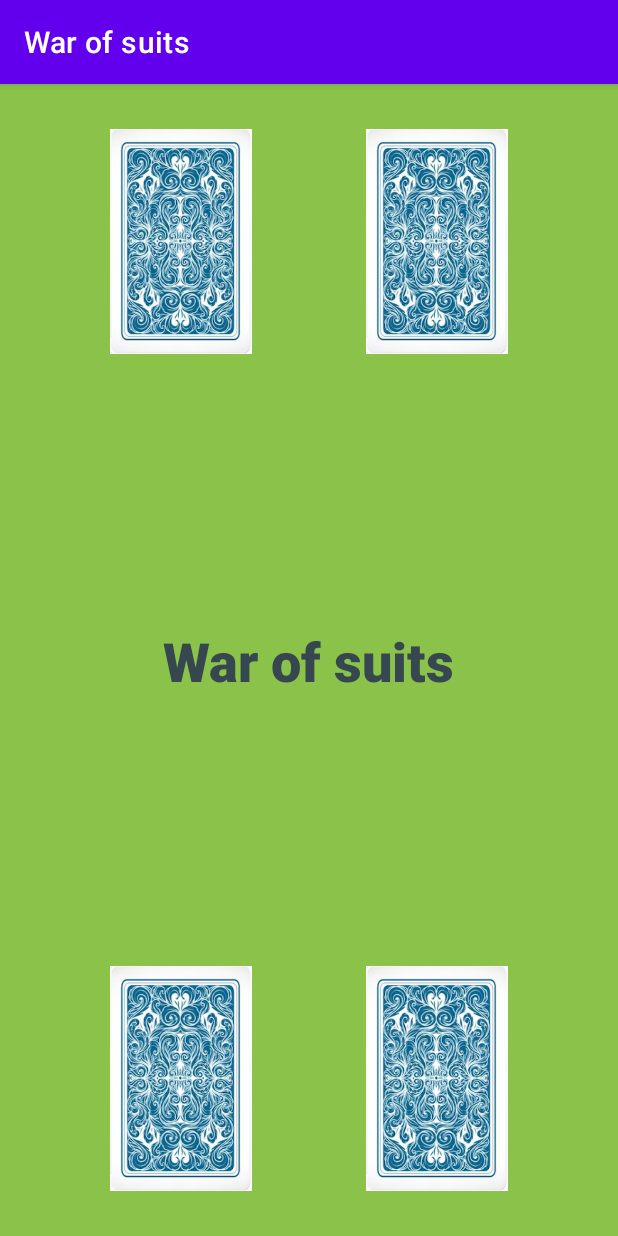
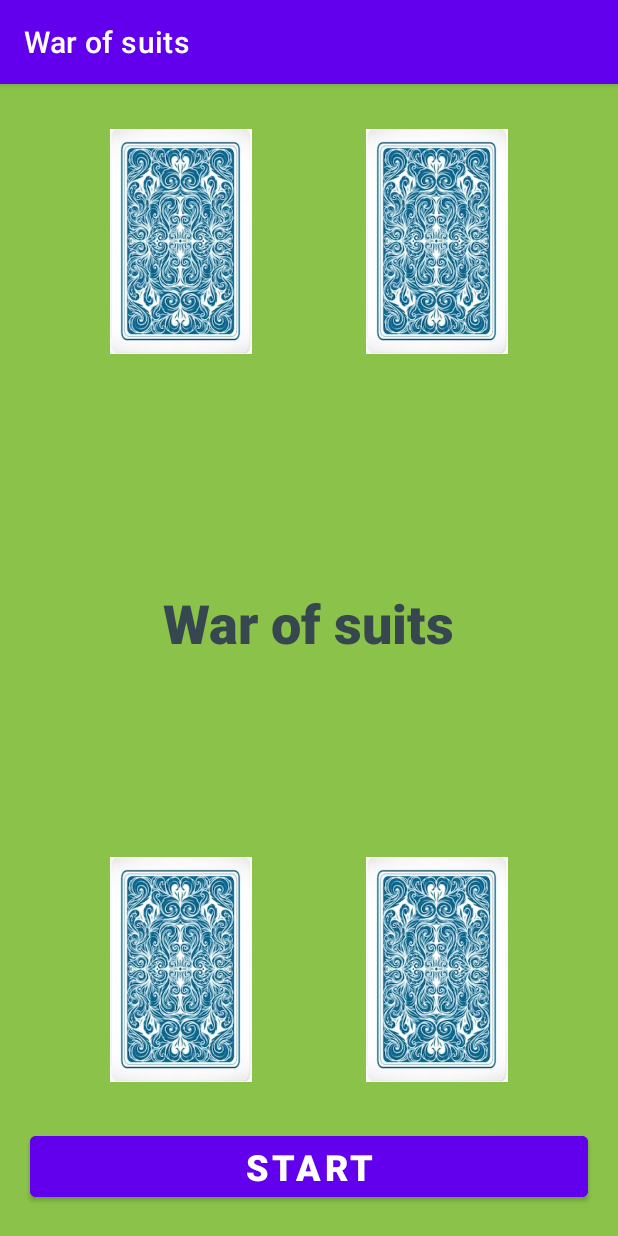
Before and after one commit to Puit/War-of-Suits-Josep-Puit, an Android app: the screen it shows after launch (MainActivity), after a tap on "START", on a phone screen of 412 x 824 dp. Run offline under Robolectric (Android 15) with nearby library versions, the phone set to English and light mode, and no system bars; our stand-ins replace data binding.

Commit message:
Add reset button

```diff
--- a/app/src/main/res/layout/fragment_game.xml
+++ b/app/src/main/res/layout/fragment_game.xml
@@ -58,7 +58,7 @@
                 android:id="@+id/game_score_board"
                 android:layout_width="match_parent"
                 android:layout_height="wrap_content"
-                android:visibility="gone"
+                android:visibility="invisible"
                 app:SC_left_score="0"
                 app:SC_left_title="@string/opponent"
                 app:SC_right_score="0"
@@ -66,14 +66,13 @@
 
         </androidx.appcompat.widget.LinearLayoutCompat>
 
-
         <ImageView
             android:id="@+id/game_my_profits"
             android:layout_width="100dp"
             android:layout_height="150dp"
             android:layout_marginBottom="30dp"
             android:src="@drawable/back"
-            app:layout_constraintBottom_toBottomOf="parent"
+            app:layout_constraintBottom_toTopOf="@+id/game_play_btn"
             app:layout_constraintEnd_toStartOf="@+id/game_my_lot"
             app:layout_constraintStart_toStartOf="parent" />
 
@@ -83,7 +82,7 @@
             android:layout_height="150dp"
             android:layout_marginBottom="30dp"
             android:src="@drawable/back"
-            app:layout_constraintBottom_toBottomOf="parent"
+            app:layout_constraintBottom_toTopOf="@+id/game_play_btn"
             app:layout_constraintEnd_toEndOf="parent"
             app:layout_constraintStart_toEndOf="@+id/game_my_profits" />
 
@@ -93,8 +92,34 @@
             android:layout_height="150dp"
             android:layout_marginBottom="30dp"
             android:src="@drawable/back"
+            app:layout_constraintBottom_toTopOf="@+id/game_play_btn"
+            app:layout_constraintEnd_toEndOf="parent"
+            app:layout_constraintStart_toEndOf="@+id/game_my_profits" />
+
+        <com.google.android.material.button.MaterialButton
+            android:id="@+id/game_play_btn"
+            style="@style/bold.white.24"
+            android:layout_width="0dp"
+            android:layout_height="wrap_content"
+            android:layout_marginHorizontal="20dp"
+            android:backgroundTint="@color/purple_500"
+            android:text="@string/start"
+            app:layout_constraintBottom_toTopOf="@+id/game_reset_btn"
+            app:layout_constraintEnd_toEndOf="parent"
+            app:layout_constraintStart_toStartOf="parent"
+            app:layout_goneMarginBottom="20dp" />
+
+        <com.google.android.material.button.MaterialButton
+            android:id="@+id/game_reset_btn"
+            style="@style/bold.white.24"
+            android:layout_width="0dp"
+            android:layout_height="wrap_content"
+            android:layout_margin="20dp"
+            android:visibility="gone"
+            android:backgroundTint="@color/background_red"
+            android:text="@string/reset"
             app:layout_constraintBottom_toBottomOf="parent"
             app:layout_constraintEnd_toEndOf="parent"
-            app:layout_constraintStart_toEndOf="@+id/game_my_profits" />
+            app:layout_constraintStart_toStartOf="parent" />
     </androidx.constraintlayout.widget.ConstraintLayout>
 </layout>
--- a/app/src/main/res/values/strings.xml
+++ b/app/src/main/res/values/strings.xml
@@ -1,6 +1,7 @@
 <resources>
     <string name="app_name">War of suits</string>
     <string name="start">Start</string>
+    <string name="reset">Reset</string>
     <string name="game">GAME</string>
     <string name="you_win">YOU WIN</string>
     <string name="you_lose">YOU LOSE</string>
@@ -10,4 +11,8 @@
     <string name="press_to_start">PRESS TO START</string>
     <string name="opponent">OPPONENT</string>
     <string name="you">YOU</string>
+    <string name="play">PLAY</string>
+    <string name="restart_question">Are you sure you want to restart?</string>
+    <string name="yes">Yes</string>
+    <string name="no">No</string>
 </resources>
--- a/app/src/main/res/values/text_apperance.xml
+++ b/app/src/main/res/values/text_apperance.xml
@@ -26,6 +26,9 @@
     </style>
     <style name="bold.white.24">
         <item name="android:textSize">24dp</item>
+    </style>
+    <style name="bold.white.44">
+        <item name="android:textSize">44dp</item>
     </style>
     <style name="bold.yellow">
         <item name="android:textColor">@color/text_accent_yellow</item>
```
Also changed, not shown: app/src/main/java/com/nunnos/warofsuitsjoseppuit/presentation/feature/main/fragment/GameFragment.kt (+30 -4 lines), app/src/main/java/com/nunnos/warofsuitsjoseppuit/utils/AlertsManager.kt (added, +39 -0 lines).
